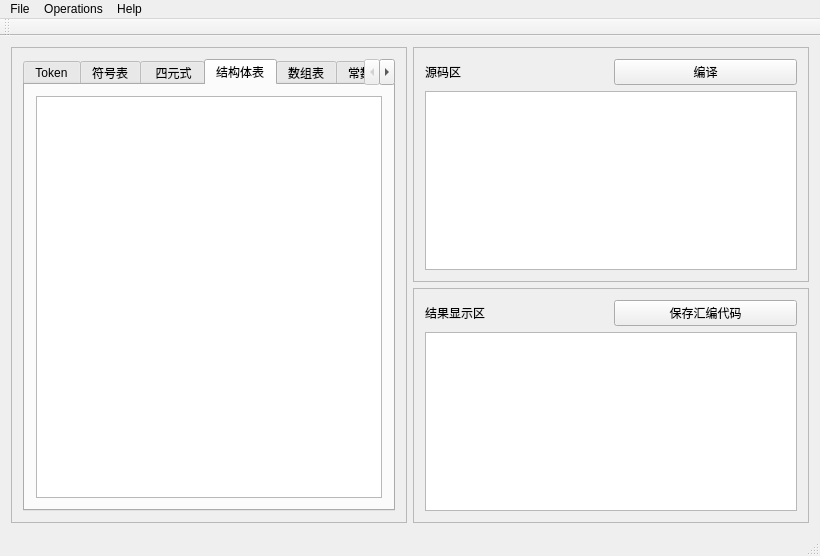
Old version of the form C-Compiler/mainwindow.ui in the repository LeeeeoLiu/Compiler.
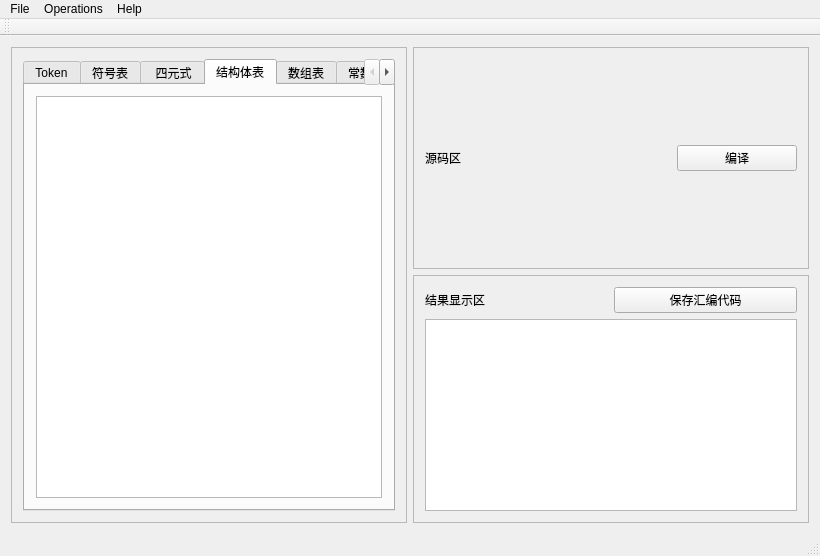
New version of the form.

Patch:
```diff
--- a/C-Compiler/mainwindow.ui
+++ b/C-Compiler/mainwindow.ui
@@ -126,19 +126,15 @@
           </property>
          </widget>
         </item>
-        <item row="0" column="1">
+        <item row="0" column="2">
          <widget class="QPushButton" name="btnCompile">
           <property name="text">
            <string>编译</string>
           </property>
          </widget>
         </item>
-        <item row="1" column="0" colspan="2">
-         <widget class="QTextEdit" name="codeArea">
-          <property name="enabled">
-           <bool>true</bool>
-          </property>
-         </widget>
+        <item row="1" column="0" colspan="3">
+         <layout class="QGridLayout" name="codeArea"/>
         </item>
        </layout>
       </widget>
```
Left out of the diff: 2 changed lines with no effect on the pictures.
